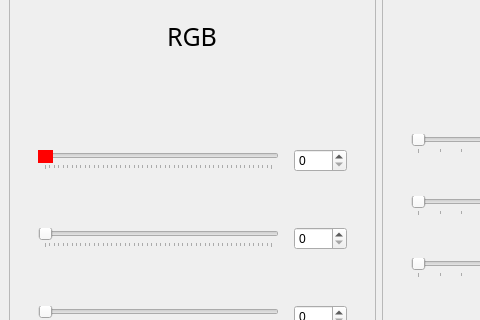
First picture: the form in main/mainwindow.ui, repository sMeDDveD/ComputerGraphicsLab1, before the edit; both pictures show x 0 to 480 and y 178 to 498 of the 1131 by 611 pixel window.
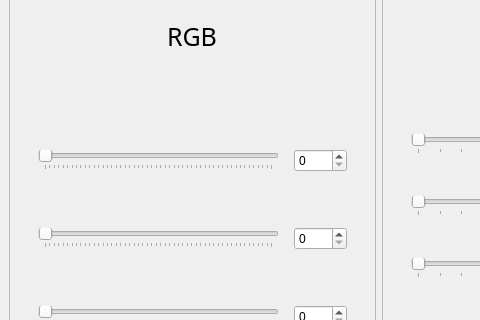
Second picture: the form after the edit.

Commit message: Add fusion style

Diff of the .ui file:
```diff
--- a/main/mainwindow.ui
+++ b/main/mainwindow.ui
@@ -232,7 +232,7 @@
                      </sizepolicy>
                     </property>
                     <property name="styleSheet">
-                     <string notr="true">QSlider::handle:horizontal {background-color: red;}</string>
+                     <string notr="true"/>
                     </property>
                     <property name="maximum">
                      <number>255</number>
```
The commit also changes 1 other file.
